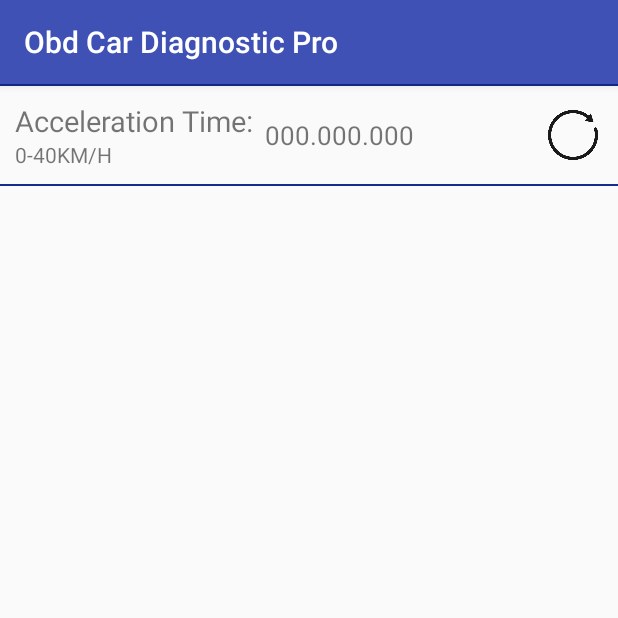
After one commit to in-techouse/obd-car-diagnostic-pro, an Android app: the AccelerationTest screen opened directly, with no data from a screen before it, on a phone screen of 412 x 824 dp, the top half of it. The commit adds this screen. Run offline under Robolectric (Android 15) with nearby library versions, the phone set to English and light mode, and no system bars.

Commit message:
Working on acceleration test

```diff
--- a/app/src/main/AndroidManifest.xml
+++ b/app/src/main/AndroidManifest.xml
@@ -16,6 +16,7 @@
         android:supportsRtl="true"
         android:theme="@style/AppTheme"
         tools:ignore="GoogleAppIndexingWarning">
+        <activity android:name=".AccelerationTest"></activity>
         <activity
             android:name=".DiagnosticTroubleCodes"
             android:label="Trouble Codes"
--- /dev/null
+++ b/app/src/main/java/lcwu/fyp/obdcardiagnosticpro/AccelerationTest.java
@@ -0,0 +1,14 @@
+package lcwu.fyp.obdcardiagnosticpro;
+
+import androidx.appcompat.app.AppCompatActivity;
+
+import android.os.Bundle;
+
+public class AccelerationTest extends AppCompatActivity {
+
+    @Override
+    protected void onCreate(Bundle savedInstanceState) {
+        super.onCreate(savedInstanceState);
+        setContentView(R.layout.activity_acceleration_test);
+    }
+}
--- /dev/null
+++ b/app/src/main/res/layout/activity_acceleration_test.xml
@@ -0,0 +1,73 @@
+<?xml version="1.0" encoding="utf-8"?>
+<ScrollView xmlns:android="http://schemas.android.com/apk/res/android"
+    xmlns:tools="http://schemas.android.com/tools"
+    android:layout_width="match_parent"
+    android:layout_height="match_parent"
+    tools:context=".AccelerationTest">
+
+    <LinearLayout
+        android:layout_width="match_parent"
+        android:layout_height="wrap_content"
+        android:orientation="vertical">
+
+        <View
+            android:layout_width="match_parent"
+            android:layout_height="1dp"
+            android:background="@color/colorPrimaryDark" />
+
+        <!-- First block, for 0-40 KM/H -->
+        <RelativeLayout
+            android:layout_width="match_parent"
+            android:layout_height="wrap_content"
+            android:padding="@dimen/mp_10">
+
+            <LinearLayout
+                android:id="@+id/speed040"
+                android:layout_width="wrap_content"
+                android:layout_height="wrap_content"
+                android:layout_alignParentStart="true"
+                android:layout_centerVertical="true"
+                android:orientation="vertical">
+
+                <TextView
+                    android:layout_width="wrap_content"
+                    android:layout_height="wrap_content"
+                    android:text="Acceleration Time:"
+                    android:textSize="@dimen/textSize19" />
+
+                <TextView
+                    android:layout_width="wrap_content"
+                    android:layout_height="wrap_content"
+                    android:text="0-40KM/H" />
+            </LinearLayout>
+
+            <ImageView
+                android:id="@+id/reset040"
+                android:layout_width="40dp"
+                android:layout_height="40dp"
+                android:layout_alignParentEnd="true"
+                android:layout_centerVertical="true"
+                android:src="@drawable/reset" />
+
+            <TextView
+                android:id="@+id/time040"
+                android:layout_width="wrap_content"
+                android:layout_height="wrap_content"
+                android:layout_centerVertical="true"
+                android:layout_toStartOf="@id/reset040"
+                android:layout_toEndOf="@id/speed040"
+                android:padding="7dp"
+                android:text="000.000.000"
+                android:textSize="@dimen/textSize17" />
+
+        </RelativeLayout>
+
+        <View
+            android:layout_width="match_parent"
+            android:layout_height="1dp"
+            android:background="@color/colorPrimaryDark" />
+
+        <!-- Second block, for 0-60 KM/H -->
+    </LinearLayout>
+
+</ScrollView>
--- a/app/src/main/res/values/dimens.xml
+++ b/app/src/main/res/values/dimens.xml
@@ -2,4 +2,11 @@
 <resources>
     <dimen name="card_height">120dp</dimen>
     <dimen name="img_wh">40dp</dimen>
+    <dimen name="mp_10">10dp</dimen>
+    <dimen name="mp_15">15dp</dimen>
+    <dimen name="mp_20">20dp</dimen>
+
+    <dimen name="textSize17">17sp</dimen>
+    <dimen name="textSize19">19sp</dimen>
+    <dimen name="textSize21">21sp</dimen>
 </resources>
```
Also changed, not shown: app/src/main/res/drawable/reset.png (added), 1 other file.
